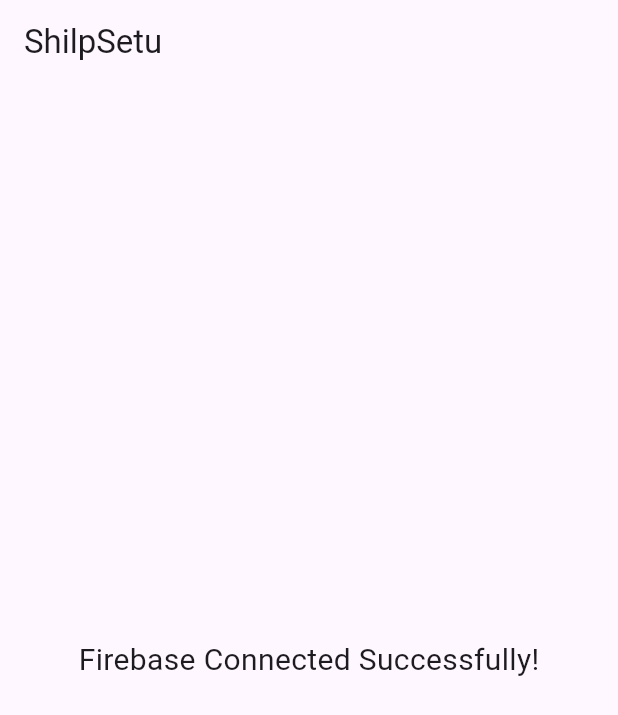
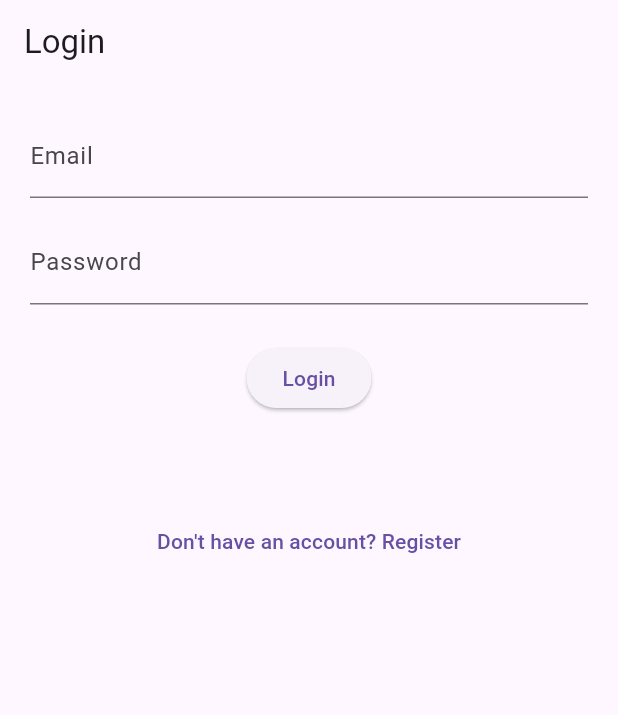
Before and after one commit to shravanighosh707-ship-it/ShilpSetu, a Flutter app: the screen it shows after launch, on a phone screen of 412 x 824 dp. Shown: the top 715 px of the screen. Run offline on Flutter 3.47's test engine with Material 3 defaults, Android fonts, the phone set to English and light mode, and no system bars; our stand-ins replace cloud_firestore, firebase_auth, firebase_core; accounts and stored records are empty.

Commit message:
Add Firebase authentication and role-based dashboards

```diff
--- /dev/null
+++ b/lib/features/auth/login_screen.dart
@@ -0,0 +1,126 @@
+import 'package:flutter/material.dart';
+
+import '../../services/auth_service.dart';
+import '../../services/firestore_service.dart';
+import '../artisan/artisan_dashboard.dart';
+import '../buyer/buyer_dashboard.dart';
+import 'register_screen.dart';
+
+class LoginScreen extends StatefulWidget {
+  const LoginScreen({super.key});
+
+  @override
+  State<LoginScreen> createState() => _LoginScreenState();
+}
+
+class _LoginScreenState extends State<LoginScreen> {
+  final AuthService _authService = AuthService();
+  final FirestoreService _firestoreService = FirestoreService();
+
+  final emailController = TextEditingController();
+  final passwordController = TextEditingController();
+
+  String message = '';
+
+  Future<void> login() async {
+    try {
+      final credential = await _authService.loginUser(
+        email: emailController.text.trim(),
+        password: passwordController.text.trim(),
+      );
+
+      final user = credential.user;
+
+      if (user == null) {
+        throw Exception('Login failed');
+      }
+
+      final profile = await _firestoreService.getUserProfile(user.uid);
+
+      if (!profile.exists) {
+        throw Exception('User profile not found');
+      }
+
+      final data = profile.data();
+      final role = data?['role'];
+      if (role == 'artisan') {
+        if (!mounted) return;
+
+        Navigator.pushReplacement(
+          context,
+          MaterialPageRoute(builder: (context) => const ArtisanDashboard()),
+        );
+      } else if (role == 'buyer') {
+        if (!mounted) return;
+
+        Navigator.pushReplacement(
+          context,
+          MaterialPageRoute(builder: (context) => const BuyerDashboard()),
+        );
+      } else {
+        setState(() {
+          message = 'Unknown user role.';
+        });
+      }
+    } catch (e) {
+      setState(() {
+        message = 'Login failed: $e';
+      });
+    }
+  }
+
+  @override
+  void dispose() {
+    emailController.dispose();
+    passwordController.dispose();
+    super.dispose();
+  }
+
+  @override
+  Widget build(BuildContext context) {
+    return Scaffold(
+      appBar: AppBar(title: const Text('Login')),
+      body: Padding(
+        padding: const EdgeInsets.all(20),
+        child: Column(
+          children: [
+            TextField(
+              controller: emailController,
+              keyboardType: TextInputType.emailAddress,
+              decoration: const InputDecoration(labelText: 'Email'),
+            ),
+
+            const SizedBox(height: 15),
+
+            TextField(
+              controller: passwordController,
+              obscureText: true,
+              decoration: const InputDecoration(labelText: 'Password'),
+            ),
+
+            const SizedBox(height: 25),
+
+            ElevatedButton(onPressed: login, child: const Text('Login')),
+
+            const SizedBox(height: 20),
+
+            Text(message),
+            const SizedBox(height: 20),
+
+            TextButton(
+              onPressed: () {
+                Navigator.push(
+                  context,
+                  MaterialPageRoute(
+                    builder: (context) => const RegisterScreen(),
+                  ),
+                );
+              },
+              child: const Text("Don't have an account? Register"),
+            ),
+          ],
+        ),
+      ),
+    );
+  }
+}
--- a/lib/main.dart
+++ b/lib/main.dart
@@ -1,3 +1,5 @@
+import 'features/auth/login_screen.dart';
+
 import 'package:firebase_core/firebase_core.dart';
 import 'package:flutter/material.dart';
 
@@ -19,15 +21,7 @@ class ShilpSetuApp extends StatelessWidget {
     return MaterialApp(
       debugShowCheckedModeBanner: false,
       title: 'ShilpSetu',
-      home: Scaffold(
-        appBar: AppBar(title: const Text('ShilpSetu')),
-        body: const Center(
-          child: Text(
-            'Firebase Connected Successfully!',
-            style: TextStyle(fontSize: 20),
-          ),
-        ),
-      ),
+      home: const LoginScreen(),
     );
   }
 }
--- /dev/null
+++ b/lib/services/auth_service.dart
@@ -0,0 +1,35 @@
+import 'package:firebase_auth/firebase_auth.dart';
+
+class AuthService {
+  final FirebaseAuth _auth = FirebaseAuth.instance;
+
+  // Register a new user
+  Future<UserCredential> registerUser({
+    required String email,
+    required String password,
+  }) async {
+    return await _auth.createUserWithEmailAndPassword(
+      email: email,
+      password: password,
+    );
+  }
+
+  // Login existing user
+  Future<UserCredential> loginUser({
+    required String email,
+    required String password,
+  }) async {
+    return await _auth.signInWithEmailAndPassword(
+      email: email,
+      password: password,
+    );
+  }
+
+  // Logout
+  Future<void> logout() async {
+    await _auth.signOut();
+  }
+
+  // Get currently logged-in user
+  User? get currentUser => _auth.currentUser;
+}
--- a/pubspec.yaml
+++ b/pubspec.yaml
@@ -35,6 +35,8 @@ dependencies:
   # Use with the CupertinoIcons class for iOS style icons.
   cupertino_icons: ^1.0.8
   firebase_core: ^4.15.0
+  firebase_auth: ^6.7.0
+  cloud_firestore: ^6.10.0
 
 dev_dependencies:
   flutter_test:
```
Also changed, not shown: lib/features/artisan/artisan_dashboard.dart (added, +15 -0 lines), lib/features/auth/register_screen.dart (added, +129 -0 lines), lib/features/buyer/buyer_dashboard.dart (added, +15 -0 lines), lib/services/firestore_service.dart (added, +35 -0 lines), pubspec.lock, 4 other files.
